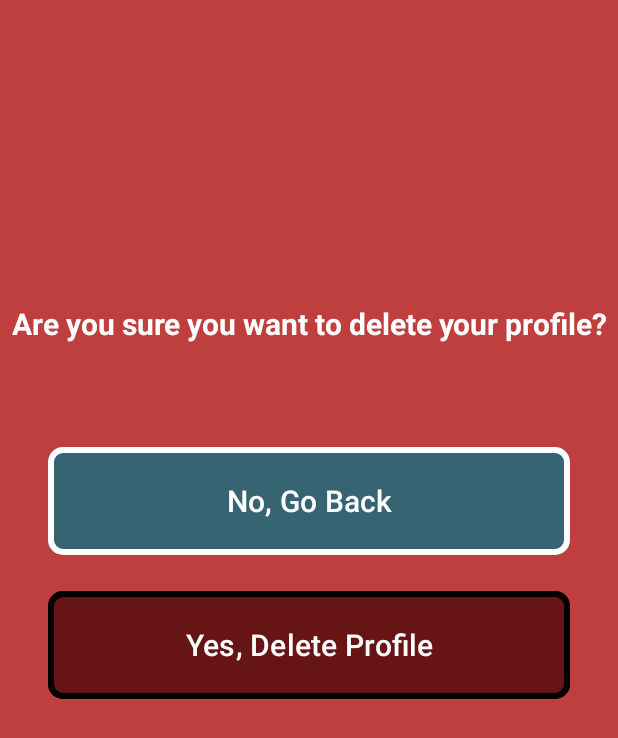
After one commit to CMPUT301F25virtue1/virtue1-events, an Android app: the DeleteProfileActivity screen opened directly, with no data from a screen before it, on a phone screen of 412 x 824 dp. The commit adds this screen. Shown: the top 738 px of the screen. Run offline under Robolectric (Android 15) with nearby library versions, the phone set to English and light mode, and no system bars; our stand-ins replace Firebase (no records; nobody signed in at launch, a user with empty details on screens opened directly).

Commit message:
user delete functionality and UI complete

```diff
--- a/app/src/main/AndroidManifest.xml
+++ b/app/src/main/AndroidManifest.xml
@@ -11,6 +11,9 @@
         android:roundIcon="@mipmap/ic_launcher_round"
         android:supportsRtl="true"
         android:theme="@style/Theme.Linko">
+        <activity
+            android:name=".DeleteProfileActivity"
+            android:exported="false" />
         <activity
             android:name=".SettingsActivity"
             android:exported="false" />
--- /dev/null
+++ b/app/src/main/java/com/example/linko/DeleteProfileActivity.java
@@ -0,0 +1,35 @@
+package com.example.linko;
+
+import android.content.Intent;
+import android.os.Bundle;
+import android.widget.Button;
+
+import androidx.activity.EdgeToEdge;
+import androidx.appcompat.app.AppCompatActivity;
+import androidx.core.graphics.Insets;
+import androidx.core.view.ViewCompat;
+import androidx.core.view.WindowInsetsCompat;
+
+public class DeleteProfileActivity extends AppCompatActivity {
+
+    @Override
+    protected void onCreate(Bundle savedInstanceState) {
+        super.onCreate(savedInstanceState);
+        setContentView(R.layout.activity_delete_profile);
+        Button deleteProfile = findViewById(R.id.button_delete_profile);
+        Button goBack = findViewById(R.id.button_go_back);
+
+        goBack.setOnClickListener(v -> {
+            startActivity(new Intent(DeleteProfileActivity.this, SettingsActivity.class));
+            finish();
+        });
+
+        UserDatabaseHandler db = new UserDatabaseHandler();
+        deleteProfile.setOnClickListener(v -> {
+            db.deleteCurrentUser(this, () -> {
+                startActivity(new Intent(DeleteProfileActivity.this, MainActivity.class));
+                finish();
+            });
+        });
+    }
+}
--- a/app/src/main/java/com/example/linko/MainActivity.java
+++ b/app/src/main/java/com/example/linko/MainActivity.java
@@ -41,6 +41,7 @@ public class MainActivity extends AppCompatActivity {
                 });
                 signUpButton.setOnClickListener(v -> {
                     startActivity(new Intent(MainActivity.this, SignUpActivity.class));
+                    finish();
                 });
             }
             else {
@@ -50,6 +51,7 @@ public class MainActivity extends AppCompatActivity {
                 });
                 loginButton.setOnClickListener(v -> {
                     startActivity(new Intent(MainActivity.this, NotificationsActivity.class));
+                    finish();
                 });
             }
         });
--- a/app/src/main/java/com/example/linko/SettingsActivity.java
+++ b/app/src/main/java/com/example/linko/SettingsActivity.java
@@ -23,9 +23,9 @@ public class SettingsActivity extends AppCompatActivity {
         String userId = Settings.Secure.getString(getContentResolver(), Settings.Secure.ANDROID_ID);
         Button deleteProfile = findViewById(R.id.button_delete_profile);
 
-        UserDatabaseHandler db = new UserDatabaseHandler();
         deleteProfile.setOnClickListener(v -> {
-            db.deleteCurrentUser(this, () -> startActivity(new Intent(SettingsActivity.this, MainActivity.class)));
+            startActivity(new Intent(SettingsActivity.this, DeleteProfileActivity.class));
+            finish();
         });
 
         navigationListener(this);
--- /dev/null
+++ b/app/src/main/res/layout/activity_delete_profile.xml
@@ -0,0 +1,65 @@
+<?xml version="1.0" encoding="utf-8"?>
+<androidx.constraintlayout.widget.ConstraintLayout xmlns:android="http://schemas.android.com/apk/res/android"
+    xmlns:app="http://schemas.android.com/apk/res-auto"
+    xmlns:tools="http://schemas.android.com/tools"
+    android:id="@+id/main"
+    android:layout_width="match_parent"
+    android:layout_height="match_parent"
+    android:background="@color/darkRed"
+    tools:context=".DeleteProfileActivity"
+    tools:layout_editor_absoluteX="0dp"
+    tools:layout_editor_absoluteY="0dp">
+
+    <Button
+        android:id="@+id/button_delete_profile"
+        android:layout_width="0dp"
+        android:layout_height="80dp"
+        android:layout_marginStart="32dp"
+        android:layout_marginTop="16dp"
+        android:layout_marginEnd="32dp"
+        android:backgroundTint="@color/darkestRed"
+        android:elevation="5dp"
+        android:text="@string/yes_delete_profile"
+        android:textSize="20sp"
+        android:translationZ="5dp"
+        app:cornerRadius="10dp"
+        app:layout_constraintEnd_toEndOf="parent"
+        app:layout_constraintStart_toStartOf="parent"
+        app:layout_constraintTop_toBottomOf="@+id/button_go_back"
+        app:strokeColor="@color/black"
+        app:strokeWidth="4dp" />
+
+    <Button
+        android:id="@+id/button_go_back"
+        android:layout_width="0dp"
+        android:layout_height="80dp"
+        android:layout_marginStart="32dp"
+        android:layout_marginTop="16dp"
+        android:layout_marginEnd="32dp"
+        android:backgroundTint="@color/darkerTeal"
+        android:elevation="5dp"
+        android:text="@string/no_go_back"
+        android:textSize="20sp"
+        android:translationZ="5dp"
+        app:cornerRadius="10dp"
+        app:layout_constraintEnd_toEndOf="parent"
+        app:layout_constraintStart_toStartOf="parent"
+        app:layout_constraintTop_toBottomOf="@+id/textView2"
+        app:strokeColor="@color/white"
+        app:strokeWidth="4dp" />
+
+    <TextView
+        android:id="@+id/textView2"
+        android:layout_width="397dp"
+        android:layout_height="76dp"
+        android:text="@string/are_you_sure_you_want_to_delete_your_profile"
+        android:textAlignment="center"
+        android:textColor="@color/white"
+        android:textSize="20sp"
+        android:textStyle="bold"
+        app:layout_constraintBottom_toBottomOf="parent"
+        app:layout_constraintEnd_toEndOf="parent"
+        app:layout_constraintStart_toStartOf="parent"
+        app:layout_constraintTop_toTopOf="parent"
+        app:layout_constraintVertical_bias="0.26999998" />
+</androidx.constraintlayout.widget.ConstraintLayout>
--- a/app/src/main/res/layout/activity_main.xml
+++ b/app/src/main/res/layout/activity_main.xml
@@ -39,6 +39,8 @@
         android:layout_height="58dp"
         android:layout_marginTop="32dp"
         android:backgroundTint="@color/darkerTeal"
+        android:translationZ="5dp"
+        android:elevation="5dp"
         android:text="@string/login"
         android:textSize="20sp"
         app:cornerRadius="16dp"
@@ -52,6 +54,8 @@
         android:layout_height="58dp"
         android:layout_marginTop="8dp"
         android:backgroundTint="@color/darkerTeal"
+        android:translationZ="5dp"
+        android:elevation="5dp"
         android:text="@string/sign_up"
         android:textSize="20sp"
         app:cornerRadius="16dp"
--- a/app/src/main/res/values/strings.xml
+++ b/app/src/main/res/values/strings.xml
@@ -10,4 +10,7 @@
     <string name="you_have_not_organized_any_events">You have not organized any events!</string>
     <string name="you_have_not_registered_in_any_events">You have not registered in any events!</string>
     <string name="there_are_currently_no_available_events">There are currently no available events.</string>
+    <string name="are_you_sure_you_want_to_delete_your_profile">Are you sure you want to delete your profile?</string>
+    <string name="no_go_back">No, Go Back</string>
+    <string name="yes_delete_profile">Yes, Delete Profile</string>
 </resources>
```
Also changed, not shown: app/src/main/java/com/example/linko/NavigationBarHandler.java (+9 -0 lines), app/src/main/res/layout/activity_settings.xml (+9 -4 lines).
